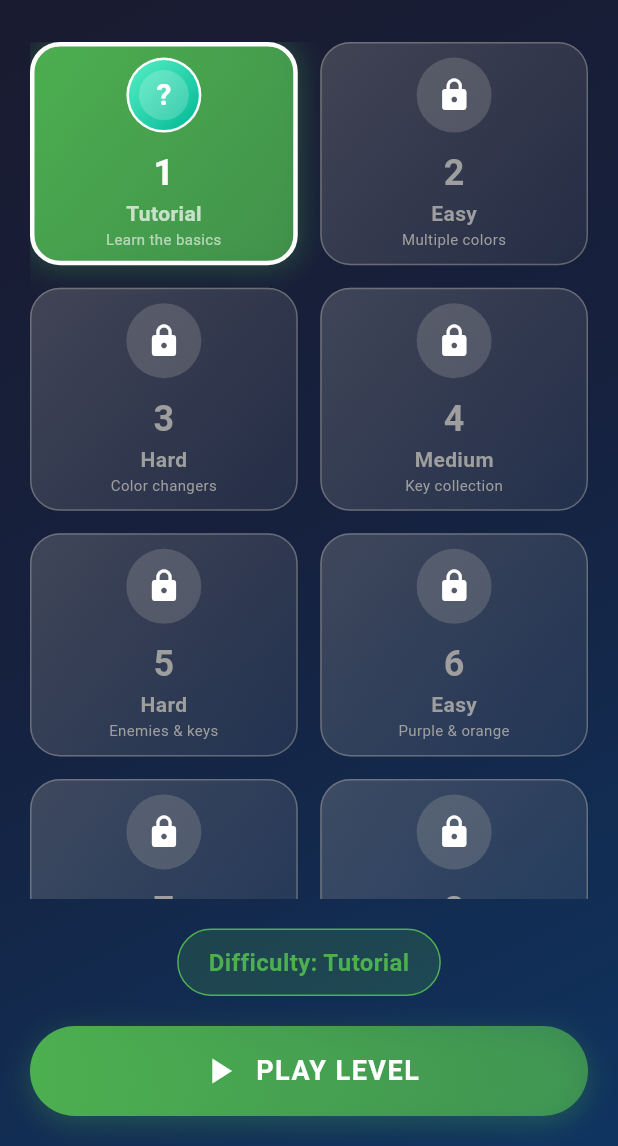
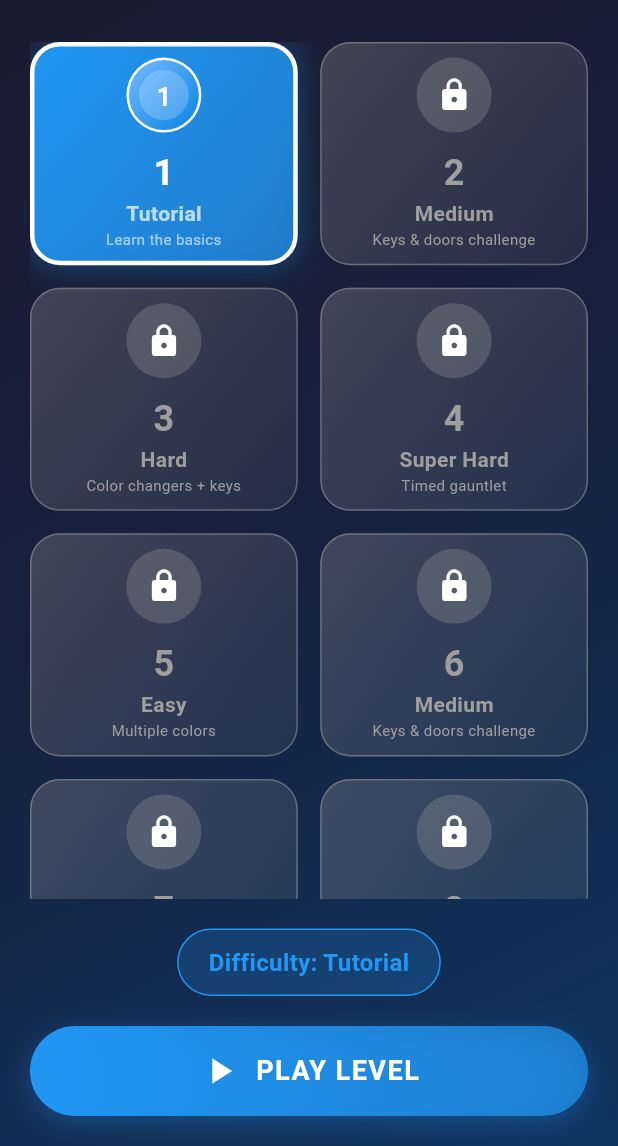
Before and after one commit to FosterMaggies/irreg-mob, a Flutter app: the screen it shows after launch, after a tap on "START GAME", on a phone screen of 412 x 824 dp, the part 90-1236 px from its top. Run offline on Flutter 3.47's test engine with Material 3 defaults, Android fonts, the phone set to English and light mode, and no system bars; our stand-ins replace flutter_svg.

Commit message:
Expand to 20 levels; add difficulty cycle, timer, and loading screen.
- 20-level alternating/random difficulty (enemies only on medium/hard)
- Super hard adds 60s countdown with fail dialog
- Loading screen before start page
- Dynamic level selection for 20 levels

```diff
--- a/lib/main.dart
+++ b/lib/main.dart
@@ -1,6 +1,7 @@
 import 'package:flutter/material.dart';
 import 'package:flutter/services.dart';
 import 'screens/start_screen.dart';
+import 'screens/loading_screen.dart';
 
 void main() {
   runApp(const ColorLabyrinthApp());
@@ -18,7 +19,11 @@ class ColorLabyrinthApp extends StatelessWidget {
         useMaterial3: true,
         fontFamily: 'Roboto',
       ),
-      home: const StartScreen(),
+      initialRoute: '/loading',
+      routes: {
+        '/loading': (context) => const LoadingScreen(),
+        '/start': (context) => const StartScreen(),
+      },
       debugShowCheckedModeBanner: false,
     );
   }
--- a/lib/screens/level_selection_screen.dart
+++ b/lib/screens/level_selection_screen.dart
@@ -14,23 +14,35 @@ class _LevelSelectionScreenState extends State<LevelSelectionScreen> {
   int unlockedLevels = 1; // This would normally be saved in shared preferences
   int selectedLevel = 1;
 
-  final List<LevelInfo> levels = [
-    LevelInfo(1,  "Tutorial",    "Learn the basics",             Colors.green,  true,  "assets/icons/level_tutorial.svg"),
-    LevelInfo(2,  "Easy",        "Multiple colors",              Colors.blue,   true,  "assets/icons/level_easy.svg"),
-    LevelInfo(3,  "Hard",        "Color changers",               Colors.red,    true,  "assets/icons/level_hard.svg"),
-    LevelInfo(4,  "Medium",      "Key collection",               Colors.orange, true,  "assets/icons/level_medium.svg"),
-    LevelInfo(5,  "Hard",        "Enemies & keys",               Colors.red,    true,  "assets/icons/level_hard.svg"),
-    LevelInfo(6,  "Easy",        "Purple & orange",              Colors.purple, true,  "assets/icons/level_easy.svg"),
-    LevelInfo(7,  "Easy",        "Cyan & pink",                  Colors.cyan,   true,  "assets/icons/level_easy.svg"),
-    LevelInfo(8,  "Medium",      "Keys & new colors",            Colors.orange, true,  "assets/icons/level_medium.svg"),
-    LevelInfo(9,  "Hard",        "All mechanics",                Colors.red,    true,  "assets/icons/level_hard.svg"),
-    LevelInfo(10, "Legend",      "Ultimate challenge",           Colors.black,  true,  "assets/icons/level_legend.svg"),
-    LevelInfo(11, "Easy",        "Warm-up remix",                Colors.green,  true,  "assets/icons/level_easy.svg"),
-    LevelInfo(12, "Medium",      "Keys and doors maze",          Colors.orange, true,  "assets/icons/level_medium.svg"),
-    LevelInfo(13, "Hard",        "Color changers + enemies",     Colors.red,    true,  "assets/icons/level_hard.svg"),
-    LevelInfo(14, "Super Hard",  "Legendary gauntlet",           Colors.black,  true,  "assets/icons/level_legend.svg"),
-    LevelInfo(15, "Easy",        "Randomized layout",            Colors.blue,   true,  "assets/icons/level_easy.svg"),
-  ];
+  late final List<LevelInfo> levels;
+
+  @override
+  void initState() {
+    super.initState();
+    levels = _generateLevels();
+  }
+
+  List<LevelInfo> _generateLevels() {
+    final List<LevelInfo> out = [];
+    for (int i = 1; i <= 20; i++) {
+      final int mod = (i - 1) % 4;
+      switch (mod) {
+        case 0:
+          out.add(LevelInfo(i, i == 1 ? 'Tutorial' : 'Easy', i == 1 ? 'Learn the basics' : 'Multiple colors', Colors.blue, true, 'assets/icons/level_easy.svg'));
+          break;
+        case 1:
+          out.add(LevelInfo(i, 'Medium', 'Keys & doors challenge', Colors.orange, true, 'assets/icons/level_medium.svg'));
+          break;
+        case 2:
+          out.add(LevelInfo(i, 'Hard', 'Color changers + keys', Colors.red, true, 'assets/icons/level_hard.svg'));
+          break;
+        case 3:
+          out.add(LevelInfo(i, 'Super Hard', 'Timed gauntlet', Colors.black, true, 'assets/icons/level_legend.svg'));
+          break;
+      }
+    }
+    return out;
+  }
 
   @override
   Widget build(BuildContext context) {
--- /dev/null
+++ b/lib/screens/loading_screen.dart
@@ -0,0 +1,65 @@
+import 'dart:async';
+import 'package:flutter/material.dart';
+
+class LoadingScreen extends StatefulWidget {
+  const LoadingScreen({super.key});
+
+  @override
+  State<LoadingScreen> createState() => _LoadingScreenState();
+}
+
+class _LoadingScreenState extends State<LoadingScreen> with TickerProviderStateMixin {
+  late AnimationController _controller;
+  late Animation<double> _animation;
+
+  @override
+  void initState() {
+    super.initState();
+    _controller = AnimationController(vsync: this, duration: const Duration(milliseconds: 1000));
+    _animation = CurvedAnimation(parent: _controller, curve: Curves.easeInOut);
+    _controller.repeat(reverse: true);
+
+    // Simulate loading
+    Timer(const Duration(seconds: 2), () {
+      if (!mounted) return;
+      Navigator.of(context).pushReplacementNamed('/start');
+    });
+  }
+
+  @override
+  void dispose() {
+    _controller.dispose();
+    super.dispose();
+  }
+
+  @override
+  Widget build(BuildContext context) {
+    return Scaffold(
+      body: Container(
+        decoration: const BoxDecoration(
+          gradient: LinearGradient(
+            begin: Alignment.topLeft,
+            end: Alignment.bottomRight,
+            colors: [Color(0xFF1a1a2e), Color(0xFF16213e), Color(0xFF0f3460)],
+          ),
+        ),
+        child: Center(
+          child: FadeTransition(
+            opacity: _animation,
+            child: Column(
+              mainAxisSize: MainAxisSize.min,
+              children: const [
+                CircularProgressIndicator(color: Colors.white),
+                SizedBox(height: 16),
+                Text(
+                  'Loading...',
+                  style: TextStyle(color: Colors.white70, fontSize: 16),
+                ),
+              ],
+            ),
+          ),
+        ),
+      ),
+    );
+  }
+}
```
Also changed, not shown: lib/game_logic.dart (+63 -36 lines), lib/game_screen.dart (+86 -1 lines).
